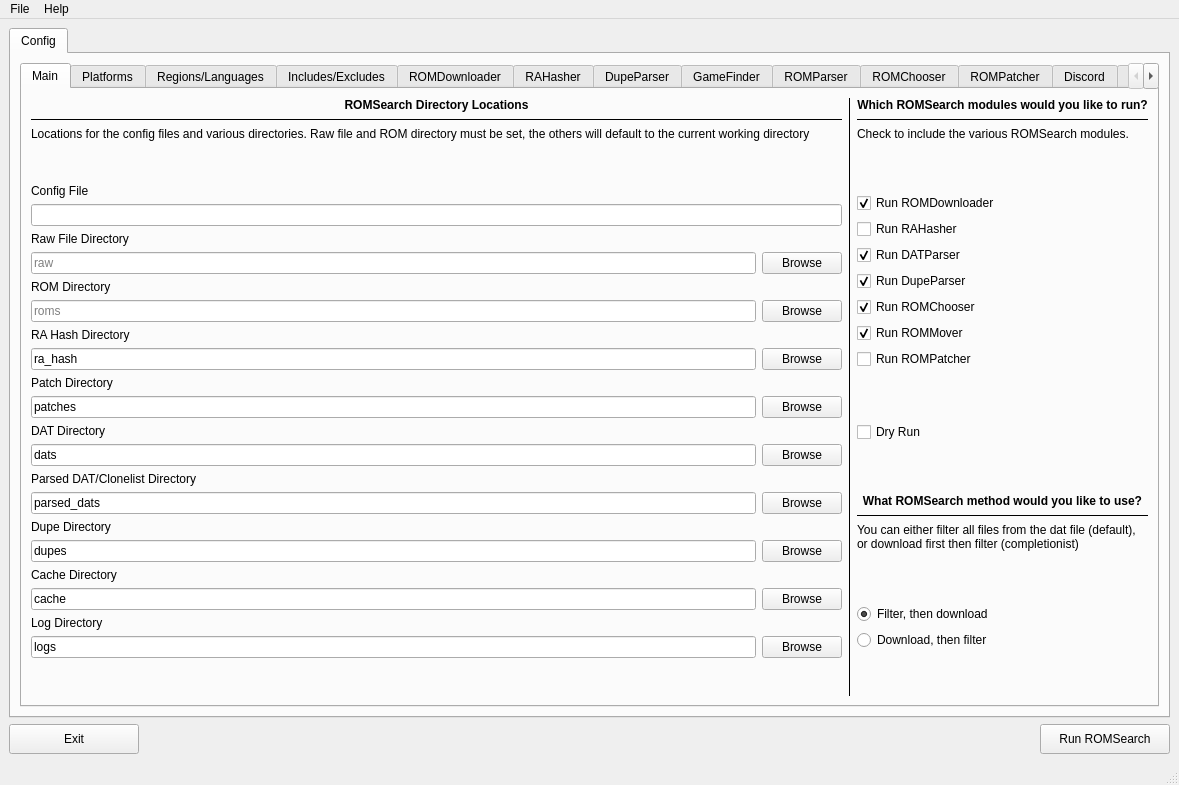
This is romsearch/gui/layout_romsearch.ui in bbtufty/romsearch as Qt 5 draws it before an edit. The edited form follows.
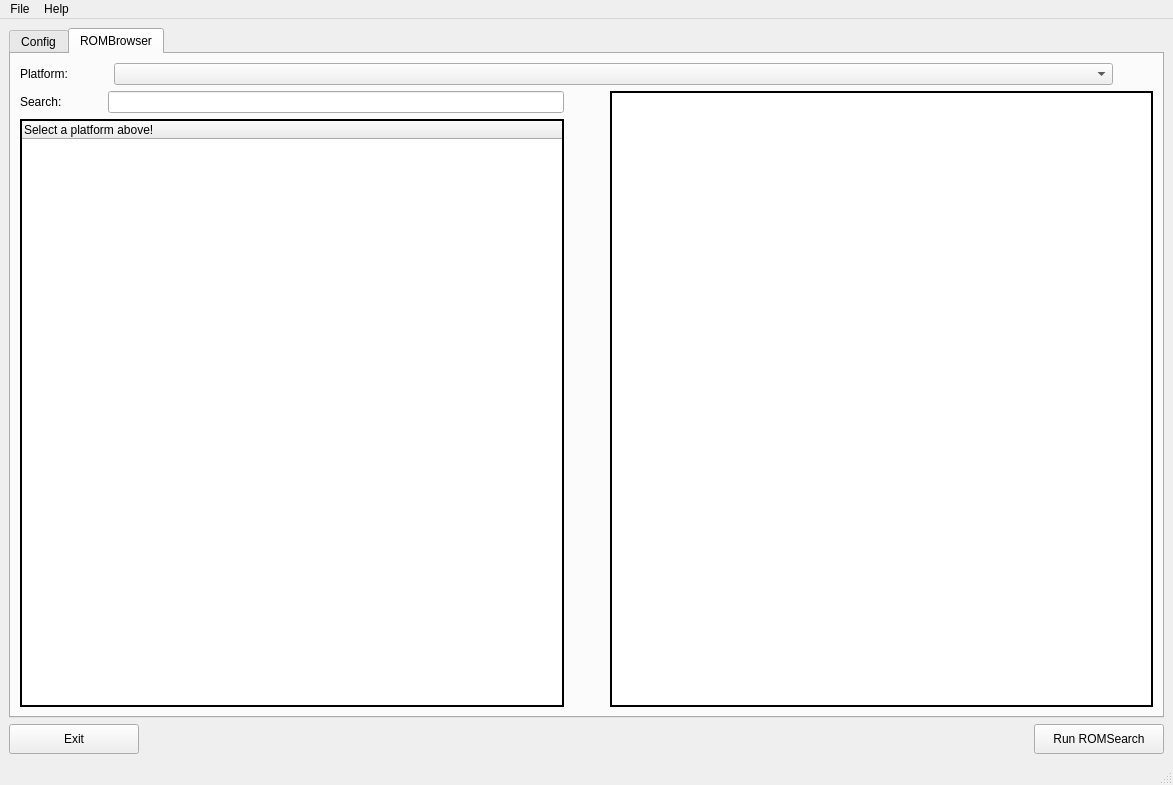
This is the edited form. The open tabs and pages were chosen to show the change.

Diff of the .ui file:
```diff
--- a/romsearch/gui/layout_romsearch.ui
+++ b/romsearch/gui/layout_romsearch.ui
@@ -6,7 +6,7 @@
    <rect>
     <x>0</x>
     <y>0</y>
-    <width>1179</width>
+    <width>1173</width>
     <height>785</height>
    </rect>
   </property>
@@ -2548,6 +2548,161 @@
         </item>
        </layout>
       </widget>
+      <widget class="QWidget" name="tabRomBrowser">
+       <attribute name="title">
+        <string>ROMBrowser</string>
+       </attribute>
+       <layout class="QVBoxLayout" name="verticalLayout_5">
+        <item>
+         <layout class="QHBoxLayout" name="horizontalLayoutRomBrowserTop">
+          <item>
+           <widget class="QLabel" name="labelRomBrowserPlatform">
+            <property name="text">
+             <string>Platform:</string>
+            </property>
+           </widget>
+          </item>
+          <item>
+           <spacer name="horizontalSpacer">
+            <property name="orientation">
+             <enum>Qt::Orientation::Horizontal</enum>
+            </property>
+            <property name="sizeType">
+             <enum>QSizePolicy::Policy::Minimum</enum>
+            </property>
+            <property name="sizeHint" stdset="0">
+             <size>
+              <width>40</width>
+              <height>20</height>
+             </size>
+            </property>
+           </spacer>
+          </item>
+          <item>
+           <widget class="QComboBox" name="comboBoxRomBrowserPlatform">
+            <property name="sizePolicy">
+             <sizepolicy hsizetype="MinimumExpanding" vsizetype="Fixed">
+              <horstretch>0</horstretch>
+              <verstretch>0</verstretch>
+             </sizepolicy>
+            </property>
+            <property name="frame">
+             <bool>true</bool>
+            </property>
+           </widget>
+          </item>
+          <item>
+           <spacer name="horizontalSpacerRomBrowserTop">
+            <property name="orientation">
+             <enum>Qt::Orientation::Horizontal</enum>
+            </property>
+            <property name="sizeType">
+             <enum>QSizePolicy::Policy::Minimum</enum>
+            </property>
+            <property name="sizeHint" stdset="0">
+             <size>
+              <width>40</width>
+              <height>20</height>
+             </size>
+            </property>
+           </spacer>
+          </item>
+         </layout>
+        </item>
+        <item>
+         <layout class="QHBoxLayout" name="horizontalLayoutRomBrowserMain">
+          <item>
+           <layout class="QVBoxLayout" name="verticalLayoutRomBrowserRoms">
+            <item>
+             <layout class="QHBoxLayout" name="horizontalLayoutRomBrowserSearch">
+              <item>
+               <widget class="QLabel" name="labelRomBrowserSearch">
+                <property name="text">
+                 <string>Search:</string>
+                </property>
+               </widget>
+              </item>
+              <item>
+               <spacer name="horizontalSpacerRomBrowserSearch">
+                <property name="orientation">
+                 <enum>Qt::Orientation::Horizontal</enum>
+                </property>
+                <property name="sizeType">
+                 <enum>QSizePolicy::Policy::Minimum</enum>
+                </property>
+                <property name="sizeHint" stdset="0">
+                 <size>
+                  <width>40</width>
+                  <height>20</height>
+                 </size>
+                </property>
+               </spacer>
+              </item>
+              <item>
+               <widget class="QLineEdit" name="lineEditRomBrowserSearch"/>
+              </item>
+             </layout>
+            </item>
+            <item>
+             <widget class="QTreeWidget" name="treeWidgetRomBrowser">
+              <property name="frameShape">
+               <enum>QFrame::Shape::WinPanel</enum>
+              </property>
+              <property name="frameShadow">
+               <enum>QFrame::Shadow::Plain</enum>
+              </property>
+              <property name="rootIsDecorated">
+               <bool>true</bool>
+              </property>
+              <column>
+               <property name="text">
+                <string>Select a platform above!</string>
+               </property>
+              </column>
+             </widget>
+            </item>
+           </layout>
+          </item>
+          <item>
+           <spacer name="horizontalSpacerRomBrowserRomsAndDescriptions">
+            <property name="orientation">
+             <enum>Qt::Orientation::Horizontal</enum>
+            </property>
+            <property name="sizeType">
+             <enum>QSizePolicy::Policy::Minimum</enum>
+            </property>
+            <property name="sizeHint" stdset="0">
+             <size>
+              <width>40</width>
+              <height>20</height>
+             </size>
+            </property>
+           </spacer>
+          </item>
+          <item>
+           <widget class="QTextBrowser" name="textBrowserRomBrowserRomDescriptions">
+            <property name="frameShape">
+             <enum>QFrame::Shape::WinPanel</enum>
+            </property>
+            <property name="frameShadow">
+             <enum>QFrame::Shadow::Plain</enum>
+            </property>
+            <property name="html">
+             <string>&lt;!DOCTYPE HTML PUBLIC &quot;-//W3C//DTD HTML 4.0//EN&quot; &quot;http://www.w3.org/TR/REC-html40/strict.dtd&quot;&gt;
+&lt;html&gt;&lt;head&gt;&lt;meta name=&quot;qrichtext&quot; content=&quot;1&quot; /&gt;&lt;meta charset=&quot;utf-8&quot; /&gt;&lt;style type=&quot;text/css&quot;&gt;
+p, li { white-space: pre-wrap; }
+hr { height: 1px; border-width: 0; }
+li.unchecked::marker { content: &quot;\2610&quot;; }
+li.checked::marker { content: &quot;\2612&quot;; }
+&lt;/style&gt;&lt;/head&gt;&lt;body style=&quot; font-family:'Segoe UI'; font-size:9pt; font-weight:400; font-style:normal;&quot;&gt;
+&lt;p style=&quot;-qt-paragraph-type:empty; margin-top:0px; margin-bottom:0px; margin-left:0px; margin-right:0px; -qt-block-indent:0; text-indent:0px;&quot;&gt;&lt;br /&gt;&lt;/p&gt;&lt;/body&gt;&lt;/html&gt;</string>
+            </property>
+           </widget>
+          </item>
+         </layout>
+        </item>
+       </layout>
+      </widget>
      </widget>
     </item>
     <item>
@@ -2610,7 +2765,7 @@
     <rect>
      <x>0</x>
      <y>0</y>
-     <width>1179</width>
+     <width>1173</width>
      <height>33</height>
     </rect>
    </property>
```
